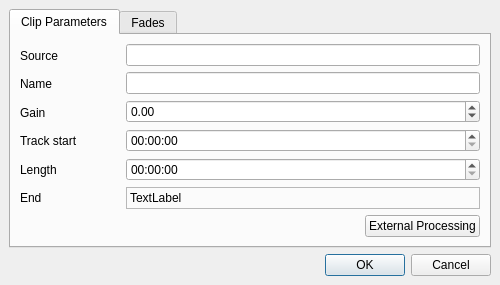
Qt form src/sheetcanvas/dialogs/AudioClipEditDialog.ui (rsijrier/Traverso-DAW) before a commit.
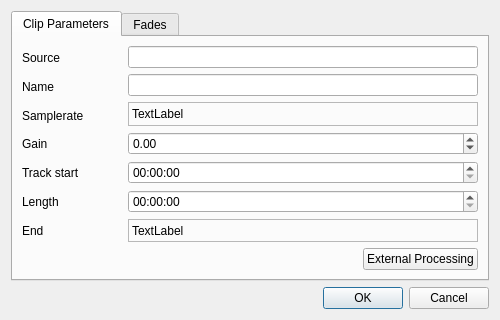
The same form after that commit.

Patch:
```diff
--- a/src/sheetcanvas/dialogs/AudioClipEditDialog.ui
+++ b/src/sheetcanvas/dialogs/AudioClipEditDialog.ui
@@ -7,19 +7,13 @@
     <x>0</x>
     <y>0</y>
     <width>500</width>
-    <height>285</height>
+    <height>320</height>
    </rect>
   </property>
   <property name="windowTitle">
    <string>Dialog</string>
   </property>
-  <layout class="QVBoxLayout">
-   <property name="spacing">
-    <number>6</number>
-   </property>
-   <property name="margin">
-    <number>9</number>
-   </property>
+  <layout class="QVBoxLayout" name="verticalLayout_4">
    <item>
     <widget class="QTabWidget" name="tabWidget">
      <property name="currentIndex">
@@ -54,6 +48,13 @@
              </property>
             </widget>
            </item>
+           <item>
+            <widget class="QLabel" name="label_15">
+             <property name="text">
+              <string>Samplerate</string>
+             </property>
+            </widget>
+           </item>
            <item>
             <widget class="QLabel" name="label_4">
              <property name="text">
@@ -96,6 +97,22 @@
            <item>
             <widget class="QLineEdit" name="clipNameLineEdit"/>
            </item>
+           <item>
+            <widget class="QLabel" name="sampleRateLable">
+             <property name="layoutDirection">
+              <enum>Qt::LeftToRight</enum>
+             </property>
+             <property name="frameShape">
+              <enum>QFrame::StyledPanel</enum>
+             </property>
+             <property name="frameShadow">
+              <enum>QFrame::Sunken</enum>
+             </property>
+             <property name="text">
+              <string>TextLabel</string>
+             </property>
+            </widget>
+           </item>
            <item>
             <widget class="QDoubleSpinBox" name="clipGainSpinBox">
              <property name="minimum">
```
Left out of the diff: 33 changed lines with no effect on the pictures.
